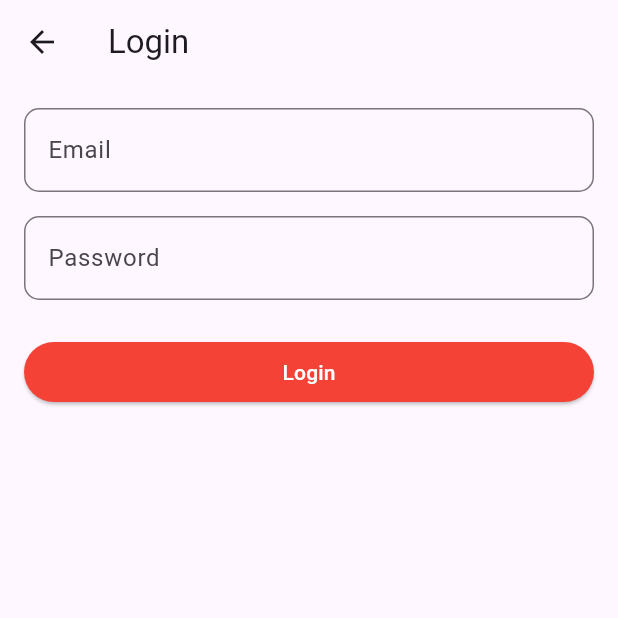
After one commit to Mostafa-Mohamed4932/caremergencyswiftresponse, a Flutter app: the screen it shows after launch, after a tap on "Go to Login Page", on a phone screen of 412 x 824 dp, the top half of it. The commit adds this screen. Run offline on Flutter 3.47's test engine with Material 3 defaults, Android fonts, the phone set to English and light mode, and no system bars; our stand-ins replace cloud_firestore, firebase_core; accounts and stored records are empty.

Commit message:
Login in page

```diff
--- /dev/null
+++ b/lib/login.dart
@@ -0,0 +1,135 @@
+import 'package:flutter/material.dart';
+import 'package:cloud_firestore/cloud_firestore.dart';
+import 'main.dart'; // Ensure you import home_screen.dart
+import 'register.dart';
+
+class LoginPage extends StatefulWidget {
+  @override
+  _LoginPageState createState() => _LoginPageState();
+}
+
+class _LoginPageState extends State<LoginPage> {
+  final _emailController = TextEditingController();
+  final _passwordController = TextEditingController();
+  final _formKey = GlobalKey<FormState>();
+
+  final CollectionReference users = FirebaseFirestore.instance.collection('UserInformation');
+
+  @override
+  Widget build(BuildContext context) {
+    return Scaffold(
+      appBar: AppBar(
+        title: Text('Login'),
+      ),
+      body: Padding(
+        padding: const EdgeInsets.all(16.0),
+        child: Form(
+          key: _formKey,
+          child: Column(
+            crossAxisAlignment: CrossAxisAlignment.stretch,
+            children: [
+              // Email Input
+              TextFormField(
+                controller: _emailController,
+                decoration: InputDecoration(
+                  labelText: 'Email',
+                  border: OutlineInputBorder(
+                    borderRadius: BorderRadius.circular(10.0),
+                  ),
+                ),
+                keyboardType: TextInputType.emailAddress,
+                validator: (value) {
+                  if (value == null || value.isEmpty) {
+                    return 'Please enter your email';
+                  }
+                  if (!RegExp(r'^[^@]+@[^@]+\.[^@]+').hasMatch(value)) {
+                    return 'Please enter a valid email';
+                  }
+                  return null;
+                },
+              ),
+              SizedBox(height: 16),
+              // Password Input
+              TextFormField(
+                controller: _passwordController,
+                decoration: InputDecoration(
+                  labelText: 'Password',
+                  border: OutlineInputBorder(
+                    borderRadius: BorderRadius.circular(10.0),
+                  ),
+                ),
+                obscureText: true,
+                validator: (value) {
+                  if (value == null || value.isEmpty) {
+                    return 'Please enter your password';
+                  }
+                  return null;
+                },
+              ),
+              SizedBox(height: 24),
+              // Login Button
+              ElevatedButton(
+                onPressed: () {
+                  if (_formKey.currentState?.validate() == true) {
+                    _loginUser();
+                  }
+                },
+                child: Text(
+                  'Login',
+                  style: TextStyle(color: Colors.white), // Set the text color to white
+                ),
+                style: ElevatedButton.styleFrom(
+                  backgroundColor: Colors.red, // Red background color
+                ),
+              ),
+            ],
+          ),
+        ),
+      ),
+    );
+  }
+
+  // Function to log in the user
+  Future<void> _loginUser() async {
+    final email = _emailController.text;
+    final password = _passwordController.text;
+
+    try {
+      // Check if the user exists in Firestore with the provided email and password
+      QuerySnapshot querySnapshot = await users
+          .where('Email', isEqualTo: email)
+          .where('Password', isEqualTo: password)
+          .get();
+
+      if (querySnapshot.docs.isNotEmpty) {
+        // User exists, navigate to the home page
+        ScaffoldMessenger.of(context).showSnackBar(SnackBar(
+          content: Text('Login Successful!'),
+        ));
+
+        // Navigate to the home screen (home_screen.dart)
+        Navigator.pushReplacement(
+          context,
+          MaterialPageRoute(builder: (context) => UserInformationScreen()), // Ensure HomeScreen is imported
+        );
+      } else {
+        // Invalid email or password
+        ScaffoldMessenger.of(context).showSnackBar(SnackBar(
+          content: Text('Invalid email or password. Please try again.'),
+        ));
+      }
+    } catch (e) {
+      print('Error logging in: $e');
+      ScaffoldMessenger.of(context).showSnackBar(SnackBar(
+        content: Text('Failed to log in. Please try again.'),
+      ));
+    }
+  }
+
+  @override
+  void dispose() {
+    _emailController.dispose();
+    _passwordController.dispose();
+    super.dispose();
+  }
+}
--- a/lib/main.dart
+++ b/lib/main.dart
@@ -1,6 +1,8 @@
 import 'package:flutter/material.dart';
 import 'package:cloud_firestore/cloud_firestore.dart';
 import 'package:firebase_core/firebase_core.dart';
+import 'login.dart';  // Import the login.dart file
+import 'register.dart';
 
 void main() async {
   WidgetsFlutterBinding.ensureInitialized();
@@ -30,7 +32,10 @@ class UserInformationScreen extends StatelessWidget {
       appBar: AppBar(
         title: Text('User Information'),
       ),
-      body: StreamBuilder<QuerySnapshot>(
+      body: Column(
+        children: [
+          Expanded(
+            child: StreamBuilder<QuerySnapshot>(
               stream: users.snapshots(),
               builder: (context, AsyncSnapshot<QuerySnapshot> snapshot) {
                 if (snapshot.hasError) {
@@ -56,14 +61,50 @@ class UserInformationScreen extends StatelessWidget {
                         style: TextStyle(fontSize: 30, fontWeight: FontWeight.bold),
                       ),
                       subtitle: Text(
-                  'Id: ${data['Id']}',
-                  style: TextStyle(fontSize: 50.0,fontWeight:FontWeight.bold),
+                        'ID: ${data['ID']}',
+                        style: TextStyle(fontSize: 50.0, fontWeight: FontWeight.bold),
                       ),
                     );
                   }).toList(),
                 );
               },
             ),
+          ),
+          // Button to navigate to Login Page (login.dart)
+          Padding(
+            padding: const EdgeInsets.all(16.0),
+            child: ElevatedButton(
+              onPressed: () {
+                // Navigate to the Login Page in login.dart
+                Navigator.push(
+                  context,
+                  MaterialPageRoute(builder: (context) => LoginPage()),
+                );
+              },
+              child: Text('Go to Login Page'),
+              style: ElevatedButton.styleFrom(
+                padding: EdgeInsets.symmetric(vertical: 15.0, horizontal: 30.0),
+              ),
+            ),
+          ),
+          Padding(
+            padding: const EdgeInsets.all(16.0),
+            child: ElevatedButton(
+              onPressed: () {
+                // Navigate to the Register Page
+                Navigator.push(
+                  context,
+                  MaterialPageRoute(builder: (context) => RegisterPage()),
+                );
+              },
+              child: Text('Go to Register Page'),
+              style: ElevatedButton.styleFrom(
+                padding: EdgeInsets.symmetric(vertical: 15.0, horizontal: 30.0),
+              ),
+            ),
+          ),
+        ],
+      ),
     );
   }
 }
```
Also changed, not shown: lib/register.dart (+17 -0 lines). Lines whose indentation alone changed are shown as unchanged.
